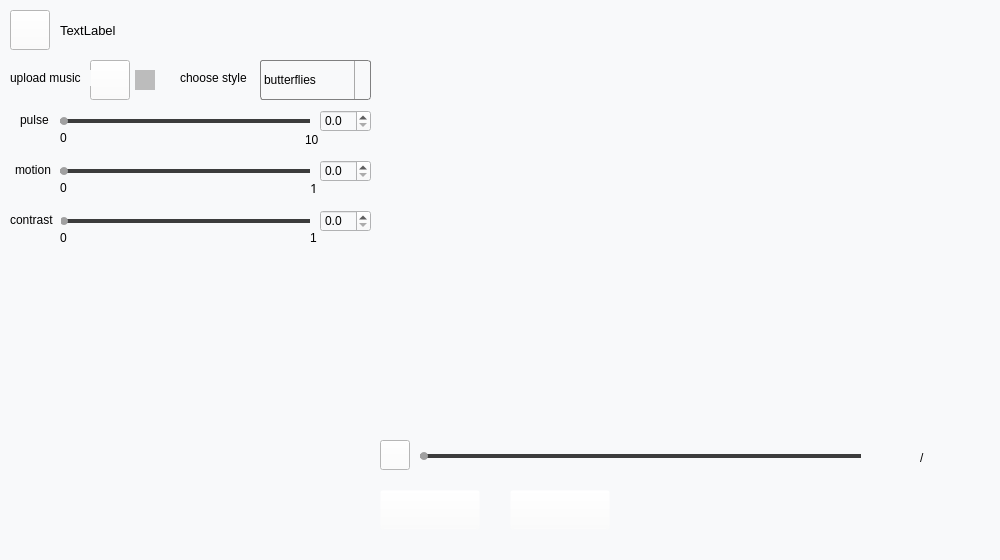
Before: the Qt Designer form MusicVisualization/src/View/CreateVideos/CreateVideoWindow.ui in MohanChi/MusicVisualization, drawn with Qt 5.
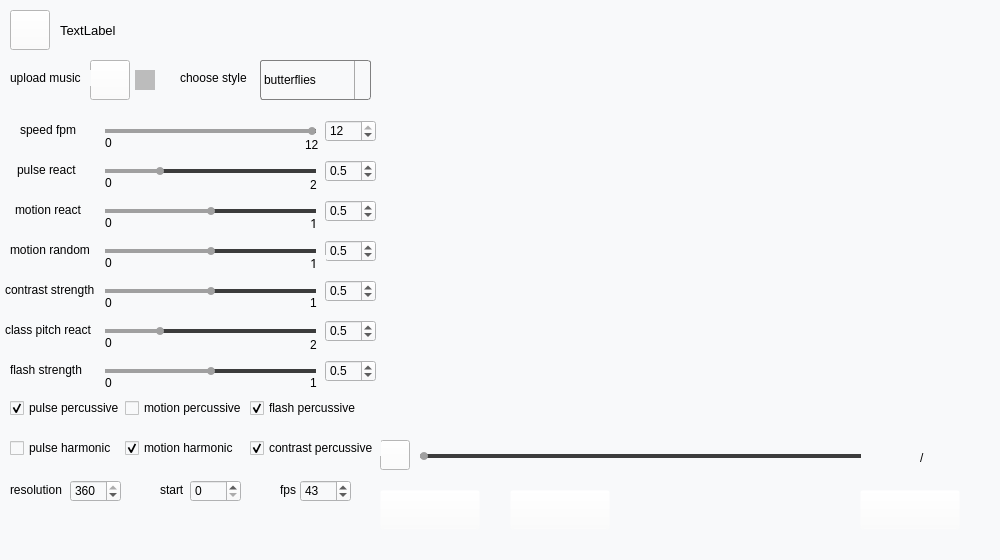
After: the same form once the commit is applied. Icons and pictures are not drawn. Custom widgets are drawn as their Qt base class.

```diff
--- a/MusicVisualization/src/View/CreateVideos/CreateVideoWindow.ui
+++ b/MusicVisualization/src/View/CreateVideos/CreateVideoWindow.ui
@@ -61,9 +61,9 @@
    <widget class="QSlider" name="hs_pulse_react">
     <property name="geometry">
      <rect>
-      <x>60</x>
-      <y>110</y>
-      <width>250</width>
+      <x>105</x>
+      <y>160</y>
+      <width>211</width>
       <height>22</height>
      </rect>
     </property>
@@ -98,9 +98,15 @@
 margin-bottom:7px;
 }</string>
     </property>
+    <property name="maximum">
+     <number>20</number>
+    </property>
     <property name="pageStep">
      <number>1</number>
     </property>
+    <property name="value">
+     <number>5</number>
+    </property>
     <property name="orientation">
      <enum>Qt::Horizontal</enum>
     </property>
@@ -108,9 +114,9 @@
    <widget class="QSlider" name="hs_motion_react">
     <property name="geometry">
      <rect>
-      <x>60</x>
-      <y>160</y>
-      <width>250</width>
+      <x>105</x>
+      <y>200</y>
+      <width>211</width>
       <height>22</height>
      </rect>
     </property>
@@ -151,6 +157,9 @@
     <property name="pageStep">
      <number>1</number>
     </property>
+    <property name="value">
+     <number>5</number>
+    </property>
     <property name="orientation">
      <enum>Qt::Horizontal</enum>
     </property>
@@ -158,8 +167,8 @@
    <widget class="QLabel" name="label">
     <property name="geometry">
      <rect>
-      <x>60</x>
-      <y>130</y>
+      <x>105</x>
+      <y>175</y>
       <width>21</width>
       <height>16</height>
      </rect>
@@ -176,8 +185,8 @@
    <widget class="QLabel" name="label_2">
     <property name="geometry">
      <rect>
-      <x>305</x>
-      <y>130</y>
+      <x>310</x>
+      <y>175</y>
       <width>21</width>
       <height>20</height>
      </rect>
@@ -188,16 +197,16 @@
      </font>
     </property>
     <property name="text">
-     <string>10</string>
+     <string>2</string>
     </property>
    </widget>
    <widget class="QLabel" name="label_3">
     <property name="geometry">
      <rect>
-      <x>20</x>
-      <y>112</y>
-      <width>31</width>
-      <height>16</height>
+      <x>17</x>
+      <y>160</y>
+      <width>71</width>
+      <height>20</height>
      </rect>
     </property>
     <property name="font">
@@ -206,15 +215,15 @@
      </font>
     </property>
     <property name="text">
-     <string>pulse</string>
+     <string>pulse react</string>
     </property>
    </widget>
    <widget class="QLabel" name="label_4">
     <property name="geometry">
      <rect>
       <x>15</x>
-      <y>160</y>
-      <width>41</width>
+      <y>200</y>
+      <width>71</width>
       <height>20</height>
      </rect>
     </property>
@@ -224,14 +233,14 @@
      </font>
     </property>
     <property name="text">
-     <string>motion</string>
+     <string>motion react</string>
     </property>
    </widget>
    <widget class="QLabel" name="label_5">
     <property name="geometry">
      <rect>
-      <x>60</x>
-      <y>180</y>
+      <x>105</x>
+      <y>215</y>
       <width>21</width>
       <height>16</height>
      </rect>
@@ -249,7 +258,7 @@
     <property name="geometry">
      <rect>
       <x>310</x>
-      <y>180</y>
+      <y>215</y>
       <width>16</width>
       <height>16</height>
      </rect>
@@ -267,9 +276,9 @@
    <widget class="QSlider" name="hs_contrast_strength">
     <property name="geometry">
      <rect>
-      <x>60</x>
-      <y>210</y>
-      <width>250</width>
+      <x>105</x>
+      <y>280</y>
+      <width>211</width>
       <height>22</height>
      </rect>
     </property>
@@ -310,6 +319,9 @@
     <property name="pageStep">
      <number>1</number>
     </property>
+    <property name="value">
+     <number>5</number>
+    </property>
     <property name="orientation">
      <enum>Qt::Horizontal</enum>
     </property>
@@ -317,9 +329,9 @@
    <widget class="QLabel" name="label_7">
     <property name="geometry">
      <rect>
-      <x>10</x>
-      <y>210</y>
-      <width>51</width>
+      <x>5</x>
+      <y>280</y>
+      <width>91</width>
       <height>20</height>
      </rect>
     </property>
@@ -329,14 +341,14 @@
      </font>
     </property>
     <property name="text">
-     <string>contrast</string>
+     <string>contrast strength</string>
     </property>
    </widget>
    <widget class="QLabel" name="label_8">
     <property name="geometry">
      <rect>
-      <x>60</x>
-      <y>230</y>
+      <x>105</x>
+      <y>295</y>
       <width>21</width>
       <height>16</height>
      </rect>
@@ -354,7 +366,7 @@
     <property name="geometry">
      <rect>
       <x>310</x>
-      <y>230</y>
+      <y>295</y>
       <width>16</width>
       <height>16</height>
      </rect>
@@ -731,7 +743,7 @@
    <widget class="ResPushButton" name="btn_completed">
     <property name="geometry">
      <rect>
-      <x>510</x>
+      <x>860</x>
       <y>490</y>
       <width>100</width>
       <height>40</height>
@@ -874,8 +886,8 @@
    <widget class="QDoubleSpinBox" name="dsb_pulse_react">
     <property name="geometry">
      <rect>
-      <x>320</x>
-      <y>110</y>
+      <x>325</x>
+      <y>160</y>
       <width>51</width>
       <height>22</height>
      </rect>
@@ -892,7 +904,7 @@
      <number>1</number>
     </property>
     <property name="maximum">
-     <double>10.000000000000000</double>
+     <double>2.000000000000000</double>
     </property>
     <property name="singleStep">
      <double>0.100000000000000</double>
@@ -900,12 +912,15 @@
     <property name="stepType">
      <enum>QAbstractSpinBox::DefaultStepType</enum>
     </property>
+    <property name="value">
+     <double>0.500000000000000</double>
+    </property>
    </widget>
    <widget class="QDoubleSpinBox" name="dsb_motion_react">
     <property name="geometry">
      <rect>
-      <x>320</x>
-      <y>160</y>
+      <x>325</x>
+      <y>200</y>
       <width>51</width>
       <height>22</height>
      </rect>
@@ -924,12 +939,15 @@
     <property name="singleStep">
      <double>0.100000000000000</double>
     </property>
+    <property name="value">
+     <double>0.500000000000000</double>
+    </property>
    </widget>
    <widget class="QDoubleSpinBox" name="dsb_contrast_strength">
     <property name="geometry">
      <rect>
-      <x>320</x>
-      <y>210</y>
+      <x>325</x>
+      <y>280</y>
       <width>51</width>
       <height>22</height>
      </rect>
@@ -948,6 +966,9 @@
     <property name="singleStep">
      <double>0.100000000000000</double>
     </property>
+    <property name="value">
+     <double>0.500000000000000</double>
+    </property>
    </widget>
    <widget class="QLabel" name="label_filename">
     <property name="geometry">
@@ -993,6 +1014,877 @@
      <bool>true</bool>
     </property>
    </widget>
+   <widget class="QLabel" name="label_13">
+    <property name="geometry">
+     <rect>
+      <x>20</x>
+      <y>120</y>
+      <width>71</width>
+      <height>20</height>
+     </rect>
+    </property>
+    <property name="font">
+     <font>
+      <family>Arial</family>
+     </font>
+    </property>
+    <property name="text">
+     <string>speed fpm</string>
+    </property>
+   </widget>
+   <widget class="QSlider" name="hs_speed_fpm">
+    <property name="geometry">
+     <rect>
+      <x>105</x>
+      <y>120</y>
+      <width>211</width>
+      <height>22</height>
+     </rect>
+    </property>
+    <property name="styleSheet">
+     <string notr="true">QSlider::groove:horizontal {
+background:transparent;
+}
+QSlider::handle:horizontal {
+background: rgb(160,160,160);
+width:8px;
+height:8px;
+border-radius:4px;
+margin-top:7px;
+margin-bottom:7px;
+}
+QSlider::sub-page:horizontal {
+background: rgb(160,160,160);
+margin-top:9px;
+margin-bottom:9px;
+}
+QSlider::add-page:horizontal {
+background: rgb(60,60,60);
+margin-top:9px;
+margin-bottom:9px;
+}
+QSlider::handle:horizontal:pressed {
+background: rgb(160,160,160);
+width:8px;
+height:8px;
+border-radius:4px;
+margin-top:7px;
+margin-bottom:7px;
+}</string>
+    </property>
+    <property name="maximum">
+     <number>12</number>
+    </property>
+    <property name="pageStep">
+     <number>1</number>
+    </property>
+    <property name="value">
+     <number>12</number>
+    </property>
+    <property name="orientation">
+     <enum>Qt::Horizontal</enum>
+    </property>
+   </widget>
+   <widget class="QLabel" name="label_14">
+    <property name="geometry">
+     <rect>
+      <x>105</x>
+      <y>135</y>
+      <width>21</width>
+      <height>16</height>
+     </rect>
+    </property>
+    <property name="font">
+     <font>
+      <family>Arial</family>
+     </font>
+    </property>
+    <property name="text">
+     <string>0</string>
+    </property>
+   </widget>
+   <widget class="QLabel" name="label_15">
+    <property name="geometry">
+     <rect>
+      <x>305</x>
+      <y>135</y>
+      <width>21</width>
+      <height>20</height>
+     </rect>
+    </property>
+    <property name="font">
+     <font>
+      <family>Arial</family>
+     </font>
+    </property>
+    <property name="text">
+     <string>12</string>
+    </property>
+   </widget>
+   <widget class="QDoubleSpinBox" name="dsb_speed_fpm">
+    <property name="geometry">
+     <rect>
+      <x>325</x>
+      <y>120</y>
+      <width>51</width>
+      <height>22</height>
+     </rect>
+    </property>
+    <property name="font">
+     <font>
+      <family>Arial</family>
+     </font>
+    </property>
+    <property name="styleSheet">
+     <string notr="true"/>
+    </property>
+    <property name="decimals">
+     <number>0</number>
+    </property>
+    <property name="maximum">
+     <double>12.000000000000000</double>
+    </property>
+    <property name="singleStep">
+     <double>1.000000000000000</double>
+    </property>
+    <property name="stepType">
+     <enum>QAbstractSpinBox::DefaultStepType</enum>
+    </property>
+    <property name="value">
+     <double>12.000000000000000</double>
+    </property>
+   </widget>
+   <widget class="QLabel" name="label_31">
+    <property name="geometry">
+     <rect>
+      <x>5</x>
+      <y>320</y>
+      <width>91</width>
+      <height>20</height>
+     </rect>
+    </property>
+    <property name="font">
+     <font>
+      <family>Arial</family>
+     </font>
+    </property>
+    <property name="text">
+     <string>class pitch react</string>
+    </property>
+   </widget>
+   <widget class="ResPushButton" name="btn_save">
+    <property name="geometry">
+     <rect>
+      <x>510</x>
+      <y>490</y>
+      <width>100</width>
+      <height>40</height>
+     </rect>
+    </property>
+    <property name="focusPolicy">
+     <enum>Qt::NoFocus</enum>
+    </property>
+    <property name="styleSheet">
+     <string notr="true">background-color: rgba(255, 255, 255, 0);</string>
+    </property>
+    <property name="text">
+     <string/>
+    </property>
+    <property name="iconSize">
+     <size>
+      <width>100</width>
+      <height>40</height>
+     </size>
+    </property>
+   </widget>
+   <widget class="QCheckBox" name="cb_pulse_percussive">
+    <property name="geometry">
+     <rect>
+      <x>10</x>
+      <y>400</y>
+      <width>121</width>
+      <height>16</height>
+     </rect>
+    </property>
+    <property name="font">
+     <font>
+      <family>Arial</family>
+     </font>
+    </property>
+    <property name="text">
+     <string>pulse percussive</string>
+    </property>
+    <property name="checked">
+     <bool>true</bool>
+    </property>
+   </widget>
+   <widget class="QCheckBox" name="cb_pulse_harmonic">
+    <property name="geometry">
+     <rect>
+      <x>10</x>
+      <y>440</y>
+      <width>111</width>
+      <height>16</height>
+     </rect>
+    </property>
+    <property name="font">
+     <font>
+      <family>Arial</family>
+     </font>
+    </property>
+    <property name="text">
+     <string>pulse harmonic</string>
+    </property>
+    <property name="checked">
+     <bool>false</bool>
+    </property>
+   </widget>
+   <widget class="QCheckBox" name="cb_motion_percussive">
+    <property name="geometry">
+     <rect>
+      <x>125</x>
+      <y>400</y>
+      <width>121</width>
+      <height>16</height>
+     </rect>
+    </property>
+    <property name="font">
+     <font>
+      <family>Arial</family>
+     </font>
+    </property>
+    <property name="text">
+     <string>motion percussive</string>
+    </property>
+    <property name="checked">
+     <bool>false</bool>
+    </property>
+   </widget>
+   <widget class="QCheckBox" name="cb_motion_harmonic">
+    <property name="geometry">
+     <rect>
+      <x>125</x>
+      <y>440</y>
+      <width>121</width>
+      <height>16</height>
+     </rect>
+    </property>
+    <property name="font">
+     <font>
+      <family>Arial</family>
+     </font>
+    </property>
+    <property name="text">
+     <string>motion harmonic</string>
+    </property>
+    <property name="checked">
+     <bool>true</bool>
+    </property>
+   </widget>
+   <widget class="QSlider" name="hs_pitch_react">
+    <property name="geometry">
+     <rect>
+      <x>105</x>
+      <y>320</y>
+      <width>211</width>
+      <height>22</height>
+     </rect>
+    </property>
+    <property name="styleSheet">
+     <string notr="true">QSlider::groove:horizontal {
+background:transparent;
+}
+QSlider::handle:horizontal {
+background: rgb(160,160,160);
+width:8px;
+height:8px;
+border-radius:4px;
+margin-top:7px;
+margin-bottom:7px;
+}
+QSlider::sub-page:horizontal {
+background: rgb(160,160,160);
+margin-top:9px;
+margin-bottom:9px;
+}
+QSlider::add-page:horizontal {
+background: rgb(60,60,60);
+margin-top:9px;
+margin-bottom:9px;
+}
+QSlider::handle:horizontal:pressed {
+background: rgb(160,160,160);
+width:8px;
+height:8px;
+border-radius:4px;
+margin-top:7px;
+margin-bottom:7px;
+}</string>
+    </property>
+    <property name="maximum">
+     <number>20</number>
+    </property>
+    <property name="pageStep">
+     <number>1</number>
+    </property>
+    <property name="value">
+     <number>5</number>
+    </property>
+    <property name="orientation">
+     <enum>Qt::Horizontal</enum>
+    </property>
+   </widget>
+   <widget class="QDoubleSpinBox" name="dsb_pitch_react">
+    <property name="geometry">
+     <rect>
+      <x>325</x>
+      <y>320</y>
+      <width>51</width>
+      <height>22</height>
+     </rect>
+    </property>
+    <property name="font">
+     <font>
+      <family>Arial</family>
+     </font>
+    </property>
+    <property name="styleSheet">
+     <string notr="true"/>
+    </property>
+    <property name="decimals">
+     <number>1</number>
+    </property>
+    <property name="maximum">
+     <double>2.000000000000000</double>
+    </property>
+    <property name="singleStep">
+     <double>0.100000000000000</double>
+    </property>
+    <property name="stepType">
+     <enum>QAbstractSpinBox::DefaultStepType</enum>
+    </property>
+    <property name="value">
+     <double>0.500000000000000</double>
+    </property>
+   </widget>
+   <widget class="QLabel" name="label_16">
+    <property name="geometry">
+     <rect>
+      <x>105</x>
+      <y>335</y>
+      <width>21</width>
+      <height>16</height>
+     </rect>
+    </property>
+    <property name="font">
+     <font>
+      <family>Arial</family>
+     </font>
+    </property>
+    <property name="text">
+     <string>0</string>
+    </property>
+   </widget>
+   <widget class="QLabel" name="label_17">
+    <property name="geometry">
+     <rect>
+      <x>310</x>
+      <y>335</y>
+      <width>21</width>
+      <height>20</height>
+     </rect>
+    </property>
+    <property name="font">
+     <font>
+      <family>Arial</family>
+     </font>
+    </property>
+    <property name="text">
+     <string>2</string>
+    </property>
+   </widget>
+   <widget class="QCheckBox" name="cb_contrast_percussive">
+    <property name="geometry">
+     <rect>
+      <x>250</x>
+      <y>440</y>
+      <width>131</width>
+      <height>16</height>
+     </rect>
+    </property>
+    <property name="font">
+     <font>
+      <family>Arial</family>
+     </font>
+    </property>
+    <property name="text">
+     <string>contrast percussive</string>
+    </property>
+    <property name="checked">
+     <bool>true</bool>
+    </property>
+   </widget>
+   <widget class="QLabel" name="label_32">
+    <property name="geometry">
+     <rect>
+      <x>10</x>
+      <y>360</y>
+      <width>91</width>
+      <height>20</height>
+     </rect>
+    </property>
+    <property name="font">
+     <font>
+      <family>Arial</family>
+     </font>
+    </property>
+    <property name="text">
+     <string>flash strength</string>
+    </property>
+   </widget>
+   <widget class="QSlider" name="hs_flash_strength">
+    <property name="geometry">
+     <rect>
+      <x>105</x>
+      <y>360</y>
+      <width>211</width>
+      <height>22</height>
+     </rect>
+    </property>
+    <property name="styleSheet">
+     <string notr="true">QSlider::groove:horizontal {
+background:transparent;
+}
+QSlider::handle:horizontal {
+background: rgb(160,160,160);
+width:8px;
+height:8px;
+border-radius:4px;
+margin-top:7px;
+margin-bottom:7px;
+}
+QSlider::sub-page:horizontal {
+background: rgb(160,160,160);
+margin-top:9px;
+margin-bottom:9px;
+}
+QSlider::add-page:horizontal {
+background: rgb(60,60,60);
+margin-top:9px;
+margin-bottom:9px;
+}
+QSlider::handle:horizontal:pressed {
+background: rgb(160,160,160);
+width:8px;
+height:8px;
+border-radius:4px;
+margin-top:7px;
+margin-bottom:7px;
+}</string>
+    </property>
+    <property name="maximum">
+     <number>10</number>
+    </property>
+    <property name="pageStep">
+     <number>1</number>
+    </property>
+    <property name="value">
+     <number>5</number>
+    </property>
+    <property name="orientation">
+     <enum>Qt::Horizontal</enum>
+    </property>
+   </widget>
+   <widget class="QDoubleSpinBox" name="dsb_flash_strength">
+    <property name="geometry">
+     <rect>
+      <x>325</x>
+      <y>360</y>
+      <width>51</width>
+      <height>22</height>
+     </rect>
+    </property>
+    <property name="font">
+     <font>
+      <family>Arial</family>
+     </font>
+    </property>
+    <property name="decimals">
+     <number>1</number>
+    </property>
+    <property name="maximum">
+     <double>1.000000000000000</double>
+    </property>
+    <property name="singleStep">
+     <double>0.100000000000000</double>
+    </property>
+    <property name="value">
+     <double>0.500000000000000</double>
+    </property>
+   </widget>
+   <widget class="QLabel" name="label_18">
+    <property name="geometry">
+     <rect>
+      <x>105</x>
+      <y>375</y>
+      <width>21</width>
+      <height>16</height>
+     </rect>
+    </property>
+    <property name="font">
+     <font>
+      <family>Arial</family>
+     </font>
+    </property>
+    <property name="text">
+     <string>0</string>
+    </property>
+   </widget>
+   <widget class="QLabel" name="label_19">
+    <property name="geometry">
+     <rect>
+      <x>310</x>
+      <y>375</y>
+      <width>16</width>
+      <height>16</height>
+     </rect>
+    </property>
+    <property name="font">
+     <font>
+      <family>Arial</family>
+     </font>
+    </property>
+    <property name="text">
+     <string>1</string>
+    </property>
+   </widget>
+   <widget class="QLabel" name="label_20">
+    <property name="geometry">
+     <rect>
+      <x>10</x>
+      <y>240</y>
+      <width>91</width>
+      <height>20</height>
+     </rect>
+    </property>
+    <property name="font">
+     <font>
+      <family>Arial</family>
+     </font>
+    </property>
+    <property name="text">
+     <string>motion random</string>
+    </property>
+   </widget>
+   <widget class="QSlider" name="hs_motion_randomness">
+    <property name="geometry">
+     <rect>
+      <x>105</x>
+      <y>240</y>
+      <width>211</width>
+      <height>22</height>
+     </rect>
+    </property>
+    <property name="styleSheet">
+     <string notr="true">QSlider::groove:horizontal {
+background:transparent;
+}
+QSlider::handle:horizontal {
+background: rgb(160,160,160);
+width:8px;
+height:8px;
+border-radius:4px;
+margin-top:7px;
+margin-bottom:7px;
+}
+QSlider::sub-page:horizontal {
+background: rgb(160,160,160);
+margin-top:9px;
+margin-bottom:9px;
+}
+QSlider::add-page:horizontal {
+background: rgb(60,60,60);
+margin-top:9px;
+margin-bottom:9px;
+}
+QSlider::handle:horizontal:pressed {
+background: rgb(160,160,160);
+width:8px;
+height:8px;
+border-radius:4px;
+margin-top:7px;
+margin-bottom:7px;
+}</string>
+    </property>
+    <property name="maximum">
+     <number>10</number>
+    </property>
+    <property name="pageStep">
+     <number>1</number>
+    </property>
+    <property name="value">
+     <number>5</number>
+    </property>
+    <property name="orientation">
+     <enum>Qt::Horizontal</enum>
+    </property>
+   </widget>
+   <widget class="QDoubleSpinBox" name="dsb_motion_randomness">
+    <property name="geometry">
+     <rect>
+      <x>325</x>
+      <y>240</y>
+      <width>51</width>
+      <height>22</height>
+     </rect>
+    </property>
+    <property name="font">
+     <font>
+      <family>Arial</family>
+     </font>
+    </property>
+    <property name="decimals">
+     <number>1</number>
+    </property>
+    <property name="maximum">
+     <double>1.000000000000000</double>
+    </property>
+    <property name="singleStep">
+     <double>0.100000000000000</double>
+    </property>
+    <property name="value">
+     <double>0.500000000000000</double>
+    </property>
+   </widget>
+   <widget class="QCheckBox" name="cb_flash_percussive">
+    <property name="geometry">
+     <rect>
+      <x>250</x>
+      <y>400</y>
+      <width>111</width>
+      <height>16</height>
+     </rect>
+    </property>
+    <property name="font">
+     <font>
+      <family>Arial</family>
+     </font>
+    </property>
+    <property name="text">
+     <string>flash percussive</string>
+    </property>
+    <property name="checked">
+     <bool>true</bool>
+    </property>
+   </widget>
+   <widget class="QSpinBox" name="sb_resolution">
+    <property name="geometry">
+     <rect>
+      <x>70</x>
+      <y>480</y>
+      <width>51</width>
+      <height>22</height>
+     </rect>
+    </property>
+    <property name="maximum">
+     <number>360</number>
+    </property>
+    <property name="value">
+     <number>360</number>
+    </property>
+   </widget>
+   <widget class="QLabel" name="label_33">
+    <property name="geometry">
+     <rect>
+      <x>10</x>
+      <y>480</y>
+      <width>61</width>
+      <height>20</height>
+     </rect>
+    </property>
+    <property name="font">
+     <font>
+      <family>Arial</family>
+     </font>
+    </property>
+    <property name="text">
+     <string>resolution</string>
+    </property>
+   </widget>
+   <widget class="QLabel" name="label_34">
+    <property name="geometry">
+     <rect>
+      <x>160</x>
+      <y>480</y>
+      <width>41</width>
+      <height>20</height>
+     </rect>
+    </property>
+    <property name="font">
+     <font>
+      <family>Arial</family>
+     </font>
+    </property>
+    <property name="text">
+     <string>start</string>
+    </property>
+   </widget>
+   <widget class="QSpinBox" name="sb_start">
+    <property name="geometry">
+     <rect>
+      <x>190</x>
+      <y>480</y>
+      <width>51</width>
+      <height>22</height>
+     </rect>
+    </property>
+    <property name="maximum">
+     <number>10000</number>
+    </property>
+    <property name="singleStep">
+     <number>1</number>
+    </property>
+    <property name="value">
+     <number>0</number>
+    </property>
+   </widget>
+   <widget class="QLabel" name="label_35">
+    <property name="geometry">
+     <rect>
+      <x>280</x>
+      <y>480</y>
+      <width>21</width>
+      <height>20</height>
+     </rect>
+    </property>
+    <property name="font">
+     <font>
+      <family>Arial</family>
+     </font>
+    </property>
+    <property name="text">
+     <string>fps</string>
+    </property>
+   </widget>
+   <widget class="QSpinBox" name="sb_fps">
+    <property name="geometry">
+     <rect>
+      <x>300</x>
+      <y>480</y>
+      <width>51</width>
+      <height>22</height>
+     </rect>
+    </property>
+    <property name="maximum">
+     <number>10000</number>
+    </property>
+    <property name="singleStep">
+     <number>1</number>
+    </property>
+    <property name="value">
+     <number>43</number>
+    </property>
+   </widget>
+   <widget class="QLabel" name="label_21">
+    <property name="geometry">
+     <rect>
+      <x>105</x>
+      <y>255</y>
+      <width>21</width>
+      <height>16</height>
+     </rect>
+    </property>
+    <property name="font">
+     <font>
+      <family>Arial</family>
+     </font>
+    </property>
+    <property name="text">
+     <string>0</string>
+    </property>
+   </widget>
+   <widget class="QLabel" name="label_22">
+    <property name="geometry">
+     <rect>
+      <x>310</x>
+      <y>255</y>
+      <width>16</width>
+      <height>16</height>
+     </rect>
+    </property>
+    <property name="font">
+     <font>
+      <family>Alibaba PuHuiTi</family>
+      <pointsize>10</pointsize>
+     </font>
+    </property>
+    <property name="text">
+     <string>1</string>
+    </property>
+   </widget>
+   <zorder>btn_back</zorder>
+   <zorder>verticalLayoutWidget</zorder>
+   <zorder>hs_pulse_react</zorder>
+   <zorder>hs_motion_react</zorder>
+   <zorder>label</zorder>
+   <zorder>label_2</zorder>
+   <zorder>label_3</zorder>
+   <zorder>label_4</zorder>
+   <zorder>label_5</zorder>
+   <zorder>label_6</zorder>
+   <zorder>hs_contrast_strength</zorder>
+   <zorder>label_7</zorder>
+   <zorder>label_8</zorder>
+   <zorder>label_9</zorder>
+   <zorder>btn_upload_music</zorder>
+   <zorder>label_10</zorder>
+   <zorder>comboBox</zorder>
+   <zorder>label_11</zorder>
+   <zorder>btn_generate</zorder>
+   <zorder>btn_completed</zorder>
+   <zorder>btn_play</zorder>
+   <zorder>horizontalSlider</zorder>
+   <zorder>label_12</zorder>
+   <zorder>label_positionTime</zorder>
+   <zorder>label_totalTime</zorder>
+   <zorder>dsb_pulse_react</zorder>
+   <zorder>dsb_motion_react</zorder>
+   <zorder>dsb_contrast_strength</zorder>
+   <zorder>label_filename</zorder>
+   <zorder>label_tick</zorder>
+   <zorder>label_13</zorder>
+   <zorder>hs_speed_fpm</zorder>
+   <zorder>label_14</zorder>
+   <zorder>label_15</zorder>
+   <zorder>dsb_speed_fpm</zorder>
+   <zorder>label_31</zorder>
+   <zorder>btn_save</zorder>
+   <zorder>cb_pulse_percussive</zorder>
+   <zorder>cb_pulse_harmonic</zorder>
+   <zorder>cb_motion_percussive</zorder>
+   <zorder>cb_motion_harmonic</zorder>
+   <zorder>hs_pitch_react</zorder>
+   <zorder>label_16</zorder>
+   <zorder>label_17</zorder>
+   <zorder>dsb_pitch_react</zorder>
+   <zorder>cb_contrast_percussive</zorder>
+   <zorder>label_32</zorder>
+   <zorder>hs_flash_strength</zorder>
+   <zorder>label_18</zorder>
+   <zorder>label_19</zorder>
+   <zorder>dsb_flash_strength</zorder>
+   <zorder>label_20</zorder>
+   <zorder>hs_motion_randomness</zorder>
+   <zorder>dsb_motion_randomness</zorder>
+   <zorder>cb_flash_percussive</zorder>
+   <zorder>label_33</zorder>
+   <zorder>sb_resolution</zorder>
+   <zorder>label_34</zorder>
+   <zorder>sb_start</zorder>
+   <zorder>label_35</zorder>
+   <zorder>sb_fps</zorder>
+   <zorder>label_21</zorder>
+   <zorder>label_22</zorder>
   </widget>
  </widget>
  <layoutdefault spacing="6" margin="11"/>
```
